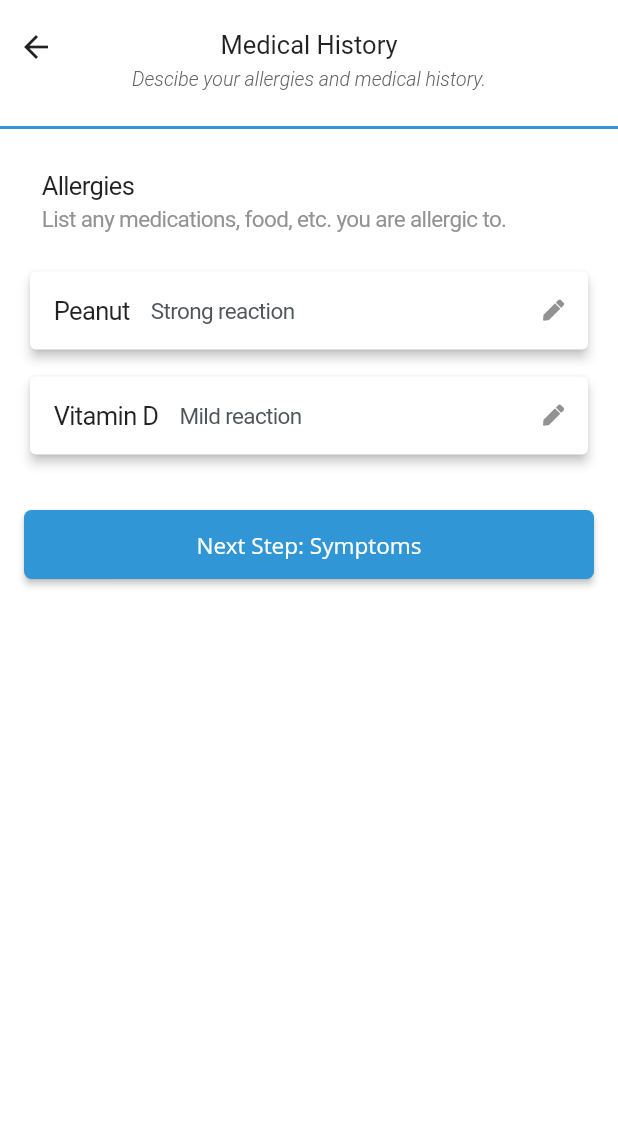
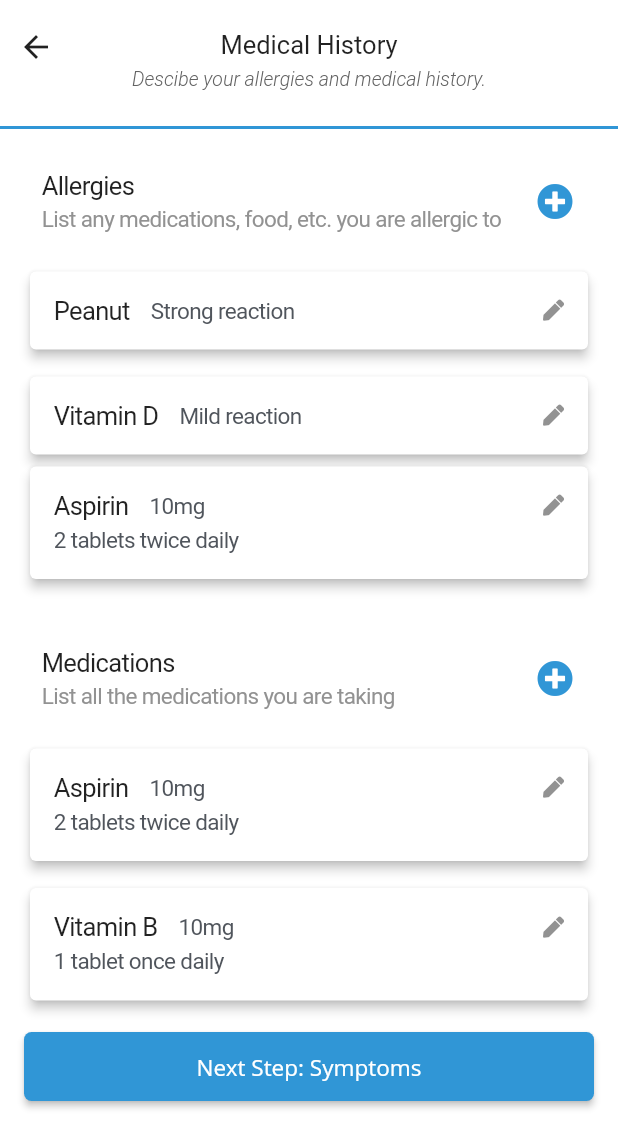
Before and after one commit to rothso/checkin, a Flutter app: the MedicalHistoryScreen screen opened directly, on a phone screen of 412 x 824 dp. Shown: the top 1148 px of the screen. Run offline on Flutter 3.47's test engine with Material 2 defaults, Android fonts, the light colour scheme and no system bars; our stand-ins replace font_awesome_flutter; Roboto replaces fonts that are missing (Open Sans).

Commit message:
Add medications section, generalise AllergyInput

```diff
--- a/lib/main.dart
+++ b/lib/main.dart
@@ -715,7 +715,48 @@ class MedicalHistoryScreen extends StatelessWidget {
                 child: ListView(
                   shrinkWrap: true,
                   children: [
-                    AllergyInput(),
+                    SizedBox(height: 16.0),
+                    DetailListInput(
+                      title: "Allergies",
+                      subtitle:
+                          "List any medications, food, etc. you are allergic to",
+                      children: [
+                        SizedBox(height: 10.0),
+                        DetailCard(
+                          title: "Peanut",
+                          subtitle: "Strong reaction",
+                        ),
+                        SizedBox(height: 10.0),
+                        DetailCard(
+                          title: "Vitamin D",
+                          subtitle: "Mild reaction",
+                        ),
+                        DetailCard(
+                          title: "Aspirin",
+                          subtitle: "10mg",
+                          caption: "2 tablets twice daily",
+                        ),
+                      ],
+                    ),
+                    SizedBox(height: 30.0),
+                    DetailListInput(
+                      title: "Medications",
+                      subtitle: "List all the medications you are taking",
+                      children: [
+                        SizedBox(height: 10.0),
+                        DetailCard(
+                          title: "Aspirin",
+                          subtitle: "10mg",
+                          caption: "2 tablets twice daily",
+                        ),
+                        SizedBox(height: 10.0),
+                        DetailCard(
+                          title: "Vitamin B",
+                          subtitle: "10mg",
+                          caption: "1 tablet once daily",
+                        ),
+                      ],
+                    ),
                     Padding(
                       padding: EdgeInsets.all(16.0),
                       child: RaisedButton(
@@ -750,21 +791,34 @@ class MedicalHistoryScreen extends StatelessWidget {
   }
 }
 
-class AllergyInput extends StatelessWidget {
+class DetailListInput extends StatelessWidget {
+  final List<Widget> children;
+  final String title;
+  final String subtitle;
+
+  DetailListInput({
+    @required this.title,
+    @required this.subtitle,
+    this.children = const [],
+  });
+
   @override
   Widget build(BuildContext context) {
     return Container(
-      padding: EdgeInsets.all(16.0),
+      padding: EdgeInsets.symmetric(horizontal: 16.0),
       child: Column(
         crossAxisAlignment: CrossAxisAlignment.stretch,
         children: [
           Padding(
             padding: EdgeInsets.all(12.0),
+            child: Row(
+              children: [
+                Expanded(
                   child: Column(
                     crossAxisAlignment: CrossAxisAlignment.stretch,
                     children: [
                       Text(
-                  'Allergies',
+                        title,
                         style: TextStyle(
                           fontSize: 17.0,
                           letterSpacing: -0.41,
@@ -772,7 +826,7 @@ class AllergyInput extends StatelessWidget {
                       ),
                       SizedBox(height: 3.0),
                       Text(
-                  'List any medications, food, etc. you are allergic to.',
+                        subtitle,
                         style: TextStyle(
                           color: Color(0xFF929292),
                           fontSize: 15.0,
@@ -782,10 +836,18 @@ class AllergyInput extends StatelessWidget {
                     ],
                   ),
                 ),
-          SizedBox(height: 10.0),
-          DetailCard(title: "Peanut", subtitle: "Strong reaction"),
-          SizedBox(height: 10.0),
-          DetailCard(title: "Vitamin D", subtitle: "Mild reaction"),
+                Padding(
+                  padding: EdgeInsets.only(right: 2.0),
+                  child: Icon(
+                    FontAwesomeIcons.plusCircle,
+                    size: 24.0,
+                    color: Color(0xFF3096D6),
+                  ),
+                ),
+              ],
+            ),
+          ),
+          ...children,
         ],
       ),
     );
@@ -810,7 +872,9 @@ class DetailCard extends StatelessWidget {
       elevation: 3.0,
       child: Padding(
         padding: EdgeInsets.all(16.0),
-        child: Row(
+        child: Column(
+          children: [
+            Row(
               children: [
                 Text(
                   title,
@@ -836,6 +900,25 @@ class DetailCard extends StatelessWidget {
                   FontAwesomeIcons.pen,
                   size: 14.0,
                   color: Color(0xFF929292),
+                ),
+              ],
+            ),
+            if (caption != null)
+              Row(
+                children: [
+                  Expanded(
+                    child: Text(
+                      caption,
+                      overflow: TextOverflow.ellipsis,
+                      style: TextStyle(
+                        letterSpacing: -0.41,
+                        color: Color(0xFF50555C),
+                        fontSize: 15.0,
+                        height: 1.5,
+                      ),
+                    ),
+                  ),
+                ],
               ),
           ],
         ),
```
Lines whose indentation alone changed are shown as unchanged.
